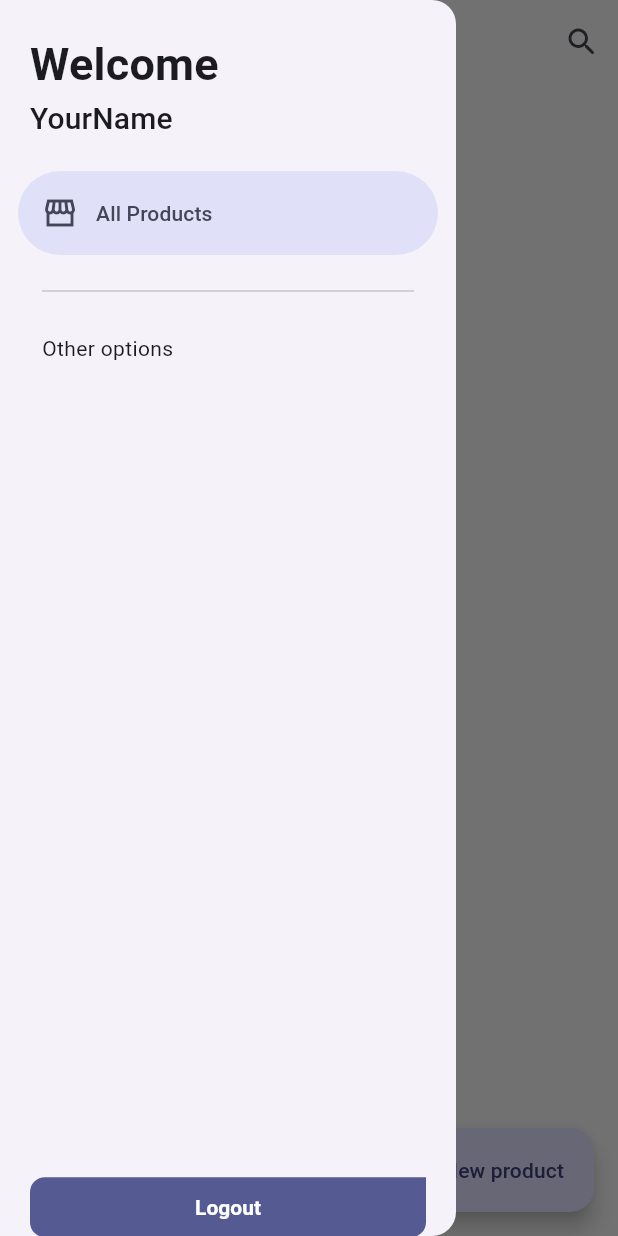
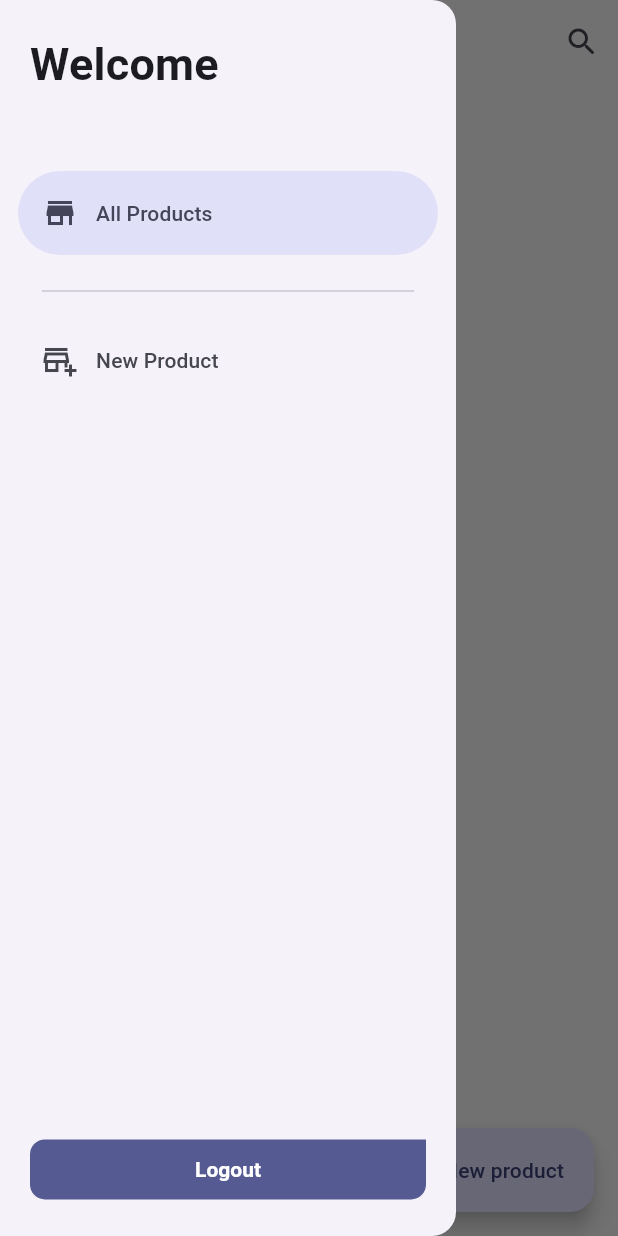
Before and after one commit to ejbpz/teslo-shop-flutter-app, a Flutter app: the ProductsScreen screen opened by its route, in the side drawer, after a tap on "All Products", on a phone screen of 412 x 824 dp. Run offline on Flutter 3.47's test engine with Material 3 defaults, Android fonts, the phone set to English and light mode, and no system bars; our stand-ins replace dio, flutter_dotenv, flutter_riverpod, formz, go_router, google_fonts and 2 more; accounts and stored records are empty; network calls fail; project files that could hold a hidden picture were left out.

```diff
--- a/lib/features/shared/widgets/side_menu.dart
+++ b/lib/features/shared/widgets/side_menu.dart
@@ -26,17 +26,14 @@ class _SideMenuState extends ConsumerState<SideMenu> {
     final hasNotch = MediaQuery.of(context).viewPadding.top > 35;
     final size = MediaQuery.of(context).size;
     final textStyles = Theme.of(context).textTheme;
+    final name = ref.watch(authProvider).user?.fullName;
 
     return NavigationDrawer(
       elevation: 1,
       selectedIndex: navDrawerIndex,
       onDestinationSelected: (value) {
-        setState(() {
-          navDrawerIndex = value;
-        });
-
-        // final menuItem = appMenuItems[value];
-        // context.push( menuItem.link );
+        setState(() => navDrawerIndex = value);
+        if(value == 1) context.push('/product/new');
         widget.scaffoldKey.currentState?.closeDrawer();
 
       },
@@ -48,11 +45,12 @@ class _SideMenuState extends ConsumerState<SideMenu> {
 
         Padding(
           padding: const EdgeInsets.fromLTRB(20, 0, 16, 20),
-          child: Text('YourName', style: textStyles.titleSmall ),
+          child: Text(name ?? '', style: textStyles.titleSmall),
         ),
 
         const NavigationDrawerDestination(
-            icon: Icon( Icons.storefront_sharp ),
+            icon: Icon( Icons.store_mall_directory_outlined),
+            selectedIcon: Icon(Icons.store_mall_directory),
             label: Text( 'All Products' ),
         ),
 
@@ -61,13 +59,15 @@ class _SideMenuState extends ConsumerState<SideMenu> {
           child: Divider(),
         ),
 
-        const Padding(
-          padding: EdgeInsets.fromLTRB(28, 10, 16, 10),
-          child: Text('Other options'),
+        const NavigationDrawerDestination(
+            icon: Icon(Icons.add_business_outlined),
+            selectedIcon: Icon(Icons.add_business_rounded),
+            label: Text('New Product'),
+
         ),
 
         SizedBox(
-          height: size.height * 0.7,
+          height: size.height * 0.65,
           child: Column(
             crossAxisAlignment: CrossAxisAlignment.stretch,
             children: [
```
